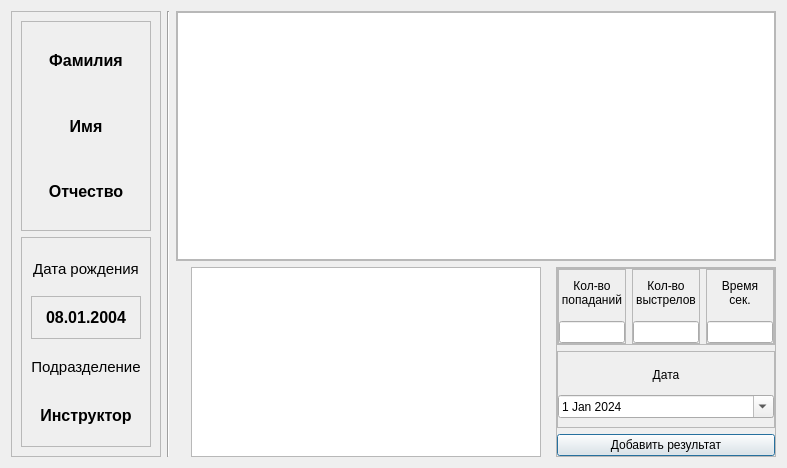
Above: user_profile_ui.ui from alekskositsyn/StatStrel before the change. Below: the same form after it.
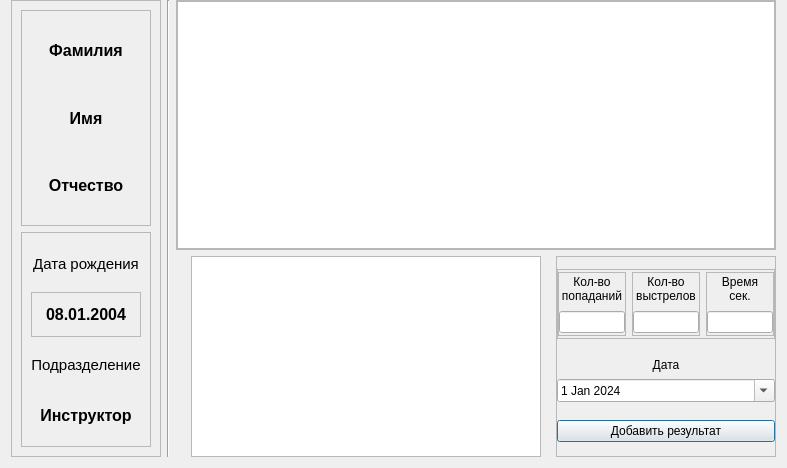
That is the form after the change. Custom widgets are drawn as their Qt base class.

Commit message: add validation for add user results

Patch:
```diff
--- a/user_profile_ui.ui
+++ b/user_profile_ui.ui
@@ -14,6 +14,9 @@
    <string>Профиль сотрудника</string>
   </property>
   <layout class="QGridLayout" name="gridLayout_3">
+   <property name="topMargin">
+    <number>0</number>
+   </property>
    <item row="0" column="0" rowspan="2">
     <widget class="QFrame" name="frame_11">
      <property name="maximumSize">
@@ -294,6 +297,12 @@
      <property name="frameShadow">
       <enum>QFrame::Raised</enum>
      </property>
+     <property name="lineWidth">
+      <number>4</number>
+     </property>
+     <property name="midLineWidth">
+      <number>0</number>
+     </property>
      <layout class="QVBoxLayout" name="verticalLayout_6">
       <property name="leftMargin">
        <number>0</number>
@@ -309,6 +318,12 @@
       </property>
       <item>
        <widget class="QFrame" name="frame_10">
+        <property name="maximumSize">
+         <size>
+          <width>16777215</width>
+          <height>70</height>
+         </size>
+        </property>
         <property name="frameShape">
          <enum>QFrame::StyledPanel</enum>
         </property>
@@ -330,6 +345,12 @@
          </property>
          <item>
           <widget class="QFrame" name="frame_4">
+           <property name="maximumSize">
+            <size>
+             <width>16777215</width>
+             <height>64</height>
+            </size>
+           </property>
            <property name="frameShape">
             <enum>QFrame::StyledPanel</enum>
            </property>
@@ -351,6 +372,12 @@
             </property>
             <item>
              <widget class="QLabel" name="label">
+              <property name="maximumSize">
+               <size>
+                <width>16777215</width>
+                <height>30</height>
+               </size>
+              </property>
               <property name="text">
                <string>Кол-во
 попаданий</string>
@@ -375,6 +402,12 @@
          </item>
          <item>
           <widget class="QFrame" name="frame_7">
+           <property name="maximumSize">
+            <size>
+             <width>16777215</width>
+             <height>64</height>
+            </size>
+           </property>
            <property name="frameShape">
             <enum>QFrame::StyledPanel</enum>
            </property>
@@ -396,6 +429,12 @@
             </property>
             <item>
              <widget class="QLabel" name="label_2">
+              <property name="maximumSize">
+               <size>
+                <width>16777215</width>
+                <height>30</height>
+               </size>
+              </property>
               <property name="text">
                <string>Кол-во
 выстрелов</string>
@@ -420,6 +459,12 @@
          </item>
          <item>
           <widget class="QFrame" name="frame_8">
+           <property name="maximumSize">
+            <size>
+             <width>16777215</width>
+             <height>64</height>
+            </size>
+           </property>
            <property name="frameShape">
             <enum>QFrame::StyledPanel</enum>
            </property>
@@ -441,6 +486,12 @@
             </property>
             <item>
              <widget class="QLabel" name="label_3">
+              <property name="maximumSize">
+               <size>
+                <width>16777215</width>
+                <height>30</height>
+               </size>
+              </property>
               <property name="text">
                <string>Время
 сек.</string>
@@ -468,21 +519,42 @@
       </item>
       <item>
        <widget class="QFrame" name="frame_9">
+        <property name="maximumSize">
+         <size>
+          <width>16777215</width>
+          <height>45</height>
+         </size>
+        </property>
         <property name="frameShape">
-         <enum>QFrame::StyledPanel</enum>
+         <enum>QFrame::NoFrame</enum>
         </property>
         <property name="frameShadow">
          <enum>QFrame::Raised</enum>
         </property>
+        <property name="lineWidth">
+         <number>1</number>
+        </property>
         <layout class="QVBoxLayout" name="verticalLayout_2">
          <property name="leftMargin">
           <number>0</number>
          </property>
+         <property name="topMargin">
+          <number>0</number>
+         </property>
          <property name="rightMargin">
           <number>0</number>
          </property>
+         <property name="bottomMargin">
+          <number>0</number>
+         </property>
          <item>
           <widget class="QLabel" name="label_4">
+           <property name="maximumSize">
+            <size>
+             <width>16777215</width>
+             <height>25</height>
+            </size>
+           </property>
            <property name="text">
             <string>Дата</string>
            </property>
```
The commit also changes 2 other files.
